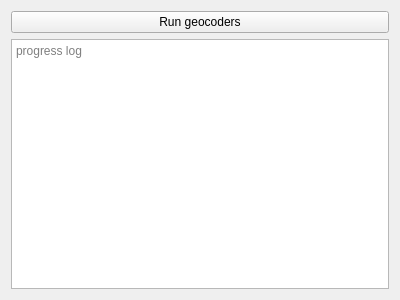
Old version of the form qgisplugin/anncsu_manager/resources/ui/wizard_run_geocoders_page.ui in the repository anncsu-open/anncsu-manager.
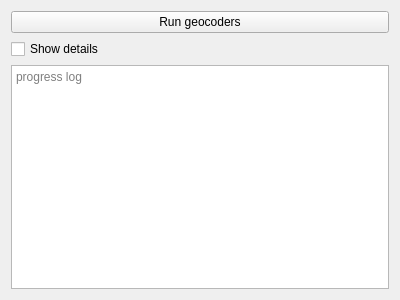
New version of the form.

Commit message: more generic geocoding steps and control logging

Patch:
```diff
--- a/qgisplugin/anncsu_manager/resources/ui/wizard_run_geocoders_page.ui
+++ b/qgisplugin/anncsu_manager/resources/ui/wizard_run_geocoders_page.ui
@@ -27,6 +27,16 @@
      </property>
     </widget>
    </item>
+   <item>
+    <widget class="QCheckBox" name="show_details_cb">
+     <property name="text">
+      <string>Show details</string>
+     </property>
+     <property name="checked">
+      <bool>false</bool>
+     </property>
+    </widget>
+   </item>
    <item>
     <widget class="QTextEdit" name="progress_text">
      <property name="lineWrapMode">
```
The commit also changes 1 other file.
